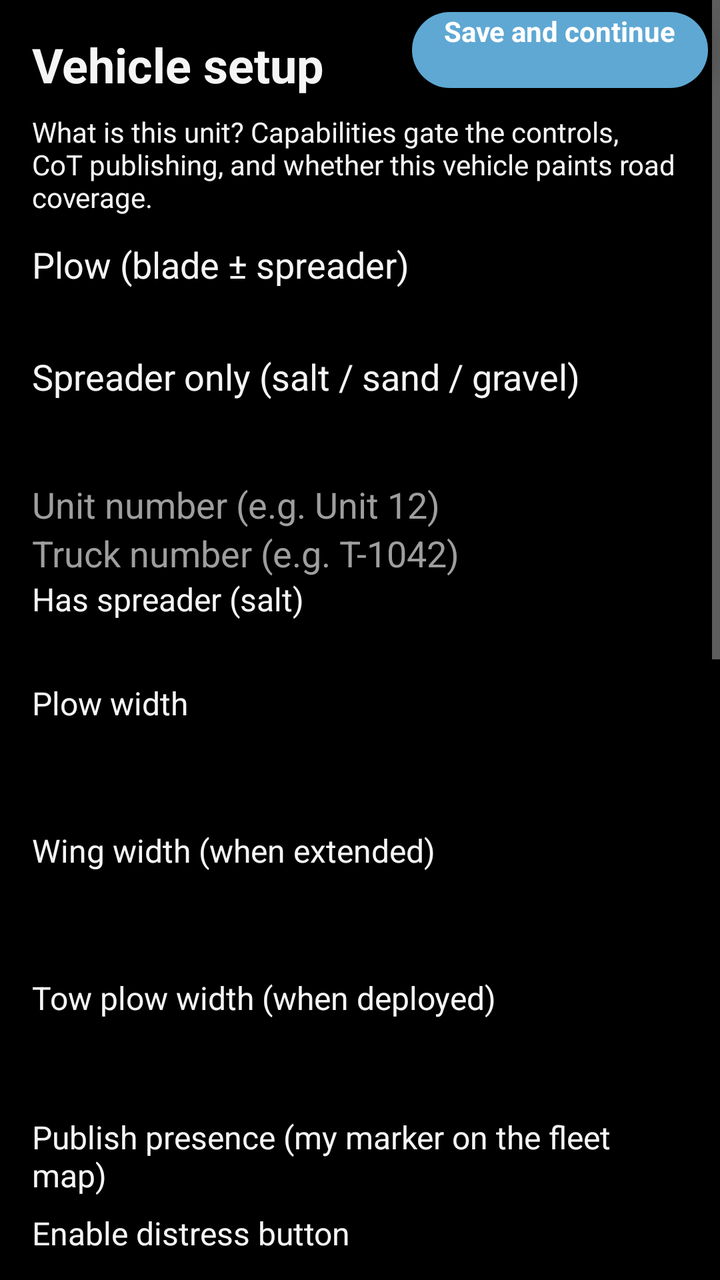
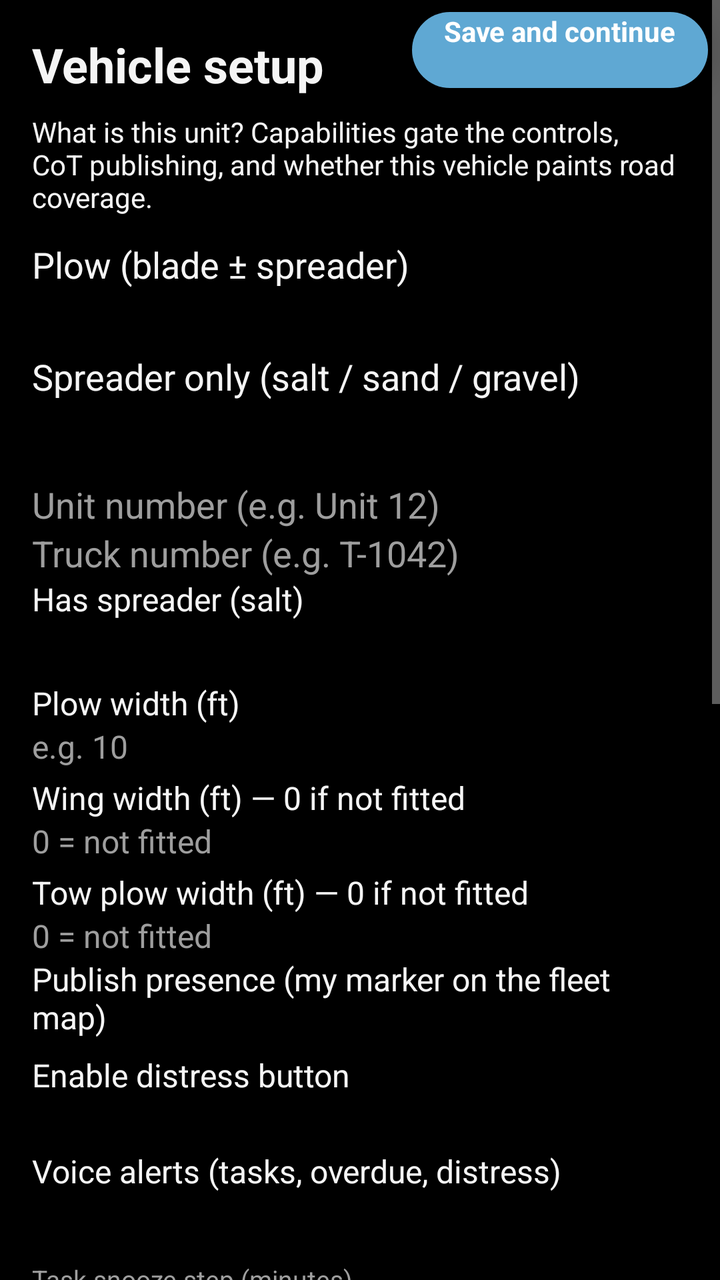

An Android layout rendered at two revisions. The XML below is the earlier revision; the diff shows what the commit changed to produce the second picture.
<!-- AndroidManifest.xml: application theme ATAKPluginTheme -->
<!-- res/layout/panel_setup.xml -->
<?xml version="1.0" encoding="utf-8"?>
<FrameLayout xmlns:android="http://schemas.android.com/apk/res/android"
    android:layout_width="match_parent"
    android:layout_height="match_parent"
    android:background="@color/plowtak_bg">

    <ScrollView
        android:layout_width="match_parent"
        android:layout_height="match_parent">

    <LinearLayout
        android:layout_width="match_parent"
        android:layout_height="wrap_content"
        android:orientation="vertical"
        android:padding="16dp">

        <TextView
            android:layout_width="match_parent"
            android:layout_height="wrap_content"
            android:layout_marginEnd="112dp"
            android:text="@string/setup_title"
            android:textColor="@color/plowtak_text"
            android:textSize="24sp"
            android:textStyle="bold" />

        <TextView
            android:layout_width="match_parent"
            android:layout_height="wrap_content"
            android:layout_marginTop="8dp"
            android:text="@string/setup_intro"
            android:textColor="@color/plowtak_text"
            android:textSize="14sp" />

        <RadioGroup
            android:id="@+id/setup_type_group"
            android:layout_width="match_parent"
            android:layout_height="wrap_content"
            android:layout_marginTop="12dp"
            android:orientation="vertical">

            <RadioButton
                android:id="@+id/setup_type_plow"
                android:layout_width="match_parent"
                android:layout_height="56dp"
                android:checked="true"
                android:text="@string/setup_type_plow"
                android:textColor="@color/plowtak_text"
                android:textSize="18sp" />

            <RadioButton
                android:id="@+id/setup_type_salt"
                android:layout_width="match_parent"
                android:layout_height="56dp"
                android:text="@string/setup_type_salt"
                android:textColor="@color/plowtak_text"
                android:textSize="18sp" />
        </RadioGroup>

        <EditText
            android:id="@+id/setup_callsign"
            android:layout_width="match_parent"
            android:layout_height="wrap_content"
            android:layout_marginTop="8dp"
            android:hint="@string/setup_callsign_hint"
            android:inputType="text"
            android:textColor="@color/plowtak_text"
            android:textColorHint="@color/plowtak_grey"
            android:textSize="18sp" />

        <EditText
            android:id="@+id/setup_vehicle_id"
            android:layout_width="match_parent"
            android:layout_height="wrap_content"
            android:hint="@string/setup_vehicle_id_hint"
            android:inputType="text"
            android:textColor="@color/plowtak_text"
            android:textColorHint="@color/plowtak_grey"
            android:textSize="18sp" />

        
        <LinearLayout
            android:id="@+id/setup_treat_options"
            android:layout_width="match_parent"
            android:layout_height="wrap_content"
            android:orientation="vertical">

            <CheckBox
                android:id="@+id/setup_has_salt"
                android:layout_width="match_parent"
                android:layout_height="48dp"
                android:text="@string/setup_has_salt"
                android:textColor="@color/plowtak_text"
                android:textSize="16sp" />

            <TextView
                android:layout_width="match_parent"
                android:layout_height="wrap_content"
                android:layout_marginTop="4dp"
                android:text="@string/setup_plow_width"
                android:textColor="@color/plowtak_text"
                android:textSize="16sp" />

            <Spinner
                android:id="@+id/setup_width_spinner"
                android:layout_width="match_parent"
                android:layout_height="48dp" />

            <TextView
                android:layout_width="match_parent"
                android:layout_height="wrap_content"
                android:layout_marginTop="4dp"
                android:text="@string/setup_wing_width"
                android:textColor="@color/plowtak_text"
                android:textSize="16sp" />

            <Spinner
                android:id="@+id/setup_wing_spinner"
                android:layout_width="match_parent"
                android:layout_height="48dp" />

            <TextView
                android:layout_width="match_parent"
                android:layout_height="wrap_content"
                android:layout_marginTop="4dp"
                android:text="@string/setup_tow_width"
                android:textColor="@color/plowtak_text"
                android:textSize="16sp" />

            <Spinner
                android:id="@+id/setup_tow_spinner"
                android:layout_width="match_parent"
                android:layout_height="48dp" />
        </LinearLayout>

        
        <LinearLayout
            android:id="@+id/setup_observer_options"
            android:layout_width="match_parent"
            android:layout_height="wrap_content"
            android:orientation="vertical"
            android:visibility="gone">

            <EditText
                android:id="@+id/setup_observer_label"
                android:layout_width="match_parent"
                android:layout_height="wrap_content"
                android:hint="@string/setup_observer_label_hint"
                android:inputType="text"
                android:textColor="@color/plowtak_text"
                android:textColorHint="@color/plowtak_grey"
                android:textSize="16sp" />
        </LinearLayout>

        <CheckBox
            android:id="@+id/setup_presence"
            android:layout_width="match_parent"
            android:layout_height="48dp"
            android:checked="true"
            android:text="@string/setup_publish_presence"
            android:textColor="@color/plowtak_text"
            android:textSize="16sp" />

        <CheckBox
            android:id="@+id/setup_distress"
            android:layout_width="match_parent"
            android:layout_height="48dp"
            android:checked="true"
            android:text="@string/setup_distress_enabled"
            android:textColor="@color/plowtak_text"
            android:textSize="16sp" />

        <CheckBox
            android:id="@+id/setup_tts"
            android:layout_width="match_parent"
            android:layout_height="48dp"
            android:checked="true"
            android:text="@string/setup_tts_enabled"
            android:textColor="@color/plowtak_text"
            android:textSize="16sp" />

        <TextView
            android:layout_width="match_parent"
            android:layout_height="wrap_content"
            android:layout_marginTop="8dp"
            android:text="@string/setup_tasking_snooze_label"
            android:textColor="@color/plowtak_grey"
            android:textSize="13sp" />

        <EditText
            android:id="@+id/setup_tasking_snooze"
            android:layout_width="match_parent"
            android:layout_height="wrap_content"
            android:hint="@string/setup_tasking_snooze_hint"
            android:inputType="number"
            android:maxLines="1"
            android:textColor="@color/plowtak_text"
            android:textColorHint="@color/plowtak_grey"
            android:textSize="16sp" />

        <CheckBox
            android:id="@+id/setup_map_hud"
            android:layout_width="match_parent"
            android:layout_height="48dp"
            android:checked="true"
            android:text="@string/setup_map_hud_enabled"
            android:textColor="@color/plowtak_text"
            android:textSize="16sp" />

        <TextView
            android:layout_width="match_parent"
            android:layout_height="wrap_content"
            android:layout_marginTop="8dp"
            android:text="@string/setup_condition_stale_label"
            android:textColor="@color/plowtak_grey"
            android:textSize="13sp" />

        <EditText
            android:id="@+id/setup_condition_stale"
            android:layout_width="match_parent"
            android:layout_height="wrap_content"
            android:hint="@string/setup_condition_stale_hint"
            android:inputType="number"
            android:maxLines="1"
            android:textColor="@color/plowtak_text"
            android:textColorHint="@color/plowtak_grey"
            android:textSize="16sp" />

        <CheckBox
            android:id="@+id/setup_roadsnap"
            android:layout_width="match_parent"
            android:layout_height="48dp"
            android:text="@string/setup_roadsnap_enabled"
            android:textColor="@color/plowtak_text"
            android:textSize="16sp" />

        <EditText
            android:id="@+id/setup_roadsnap_dir"
            android:layout_width="match_parent"
            android:layout_height="wrap_content"
            android:hint="@string/setup_roadsnap_dir_hint"
            android:inputType="text"
            android:textColor="@color/plowtak_text"
            android:textColorHint="@color/plowtak_grey"
            android:textSize="14sp"
            android:visibility="gone" />

        <CheckBox
            android:id="@+id/setup_bt_enabled"
            android:layout_width="match_parent"
            android:layout_height="48dp"
            android:layout_marginTop="8dp"
            android:text="@string/setup_bt_enabled"
            android:textColor="@color/plowtak_text"
            android:textSize="16sp" />

        <EditText
            android:id="@+id/setup_bt_address"
            android:layout_width="match_parent"
            android:layout_height="wrap_content"
            android:hint="@string/setup_bt_address_hint"
            android:inputType="text"
            android:textColor="@color/plowtak_text"
            android:textColorHint="@color/plowtak_grey"
            android:textSize="14sp" />

        <CheckBox
            android:id="@+id/setup_bt_ble"
            android:layout_width="match_parent"
            android:layout_height="48dp"
            android:text="@string/setup_bt_ble"
            android:textColor="@color/plowtak_text"
            android:textSize="16sp" />

        <TextView
            android:layout_width="match_parent"
            android:layout_height="wrap_content"
            android:layout_marginTop="16dp"
            android:text="@string/setup_demo_section"
            android:textColor="@color/plowtak_text"
            android:textSize="18sp"
            android:textStyle="bold" />

        <TextView
            android:layout_width="match_parent"
            android:layout_height="wrap_content"
            android:layout_marginTop="4dp"
            android:text="@string/setup_demo_intro"
            android:textColor="@color/plowtak_grey"
            android:textSize="13sp" />

        <Button
            android:id="@+id/setup_demo_btn"
            android:layout_width="match_parent"
            android:layout_height="56dp"
            android:layout_marginTop="8dp"
            android:backgroundTint="@color/plowtak_accent"
            android:text="@string/setup_demo_start"
            android:textSize="16sp"
            android:textStyle="bold" />

        
        <View
            android:layout_width="match_parent"
            android:layout_height="24dp" />
    </LinearLayout>
    </ScrollView>

    
    <Button
        android:id="@+id/setup_save"
        android:layout_width="wrap_content"
        android:layout_height="38dp"
        android:layout_gravity="top|end"
        android:layout_marginTop="6dp"
        android:layout_marginEnd="6dp"
        android:background="@drawable/bg_save_pill"
        android:elevation="8dp"
        android:minWidth="72dp"
        android:paddingStart="16dp"
        android:paddingEnd="16dp"
        android:text="@string/setup_save"
        android:textColor="@android:color/white"
        android:textSize="14sp"
        android:textStyle="bold" />
</FrameLayout>
<!-- resources referenced by this layout -->
<resources>
  <color name="plowtak_accent">#FF5FA8D3</color>
  <color name="plowtak_bg">#FF000000</color>
  <color name="plowtak_grey">#FF9E9E9E</color>
  <color name="plowtak_text">#FFF5F5F5</color>
  <!-- drawable bg_save_pill (drawable) -->
  <?xml version="1.0" encoding="utf-8"?>
  <ripple xmlns:android="http://schemas.android.com/apk/res/android"
      android:color="#33FFFFFF">
      <item>
          <shape android:shape="rectangle">
              <solid android:color="@color/plowtak_accent" />
              <corners android:radius="24dp" />
          </shape>
      </item>
  </ripple>
  <string name="setup_bt_address_hint">Controller MAC (AA:BB:CC:DD:EE:FF)</string>
  <string name="setup_bt_ble">Use BLE (GATT) instead of classic SPP</string>
  <string name="setup_bt_enabled">Bluetooth plow/spreader controller</string>
  <string name="setup_callsign_hint">Unit number (e.g. Unit 12)</string>
  <string name="setup_condition_stale_hint">Minutes until a road condition is deleted (default 120)</string>
  <string name="setup_condition_stale_label">Road condition stale (minutes)</string>
  <string name="setup_demo_intro">Spawns ~30 DemoPlow units near your map position (GPS, self marker, or map center). Works without VNS — geodesic motion by default; optional GraphHopper pack for on-road driving. Units plow/salt, change status, and publish CoT to connected peers.</string>
  <string name="setup_demo_section">Demo storm fleet</string>
  <string name="setup_demo_start">Start demo fleet</string>
  <string name="setup_distress_enabled">Enable distress button</string>
  <string name="setup_has_salt">Has spreader (salt)</string>
  <string name="setup_intro">What is this unit? Capabilities gate the controls, CoT publishing, and whether this vehicle paints road coverage.</string>
  <string name="setup_map_hud_enabled">Mini plow HUD on map (while on shift)</string>
  <string name="setup_observer_label_hint">Observer label (Fire / EMS / Traffic / EOC)</string>
  <string name="setup_plow_width">Plow width</string>
  <string name="setup_publish_presence">Publish presence (my marker on the fleet map)</string>
  <string name="setup_roadsnap_dir_hint">Pack folder (contains nodes/edges/geometry)</string>
  <string name="setup_roadsnap_enabled">Snap GPS to roads (GraphHopper pack)</string>
  <string name="setup_save">Save and continue</string>
  <string name="setup_tasking_snooze_hint">Minutes added when you tap + on a task (default 15)</string>
  <string name="setup_tasking_snooze_label">Task snooze step (minutes)</string>
  <string name="setup_title">Vehicle setup</string>
  <string name="setup_tow_width">Tow plow width (when deployed)</string>
  <string name="setup_tts_enabled">Voice alerts (tasks, overdue, distress)</string>
  <string name="setup_type_plow">Plow (blade ± spreader)</string>
  <string name="setup_type_salt">Spreader only (salt / sand / gravel)</string>
  <string name="setup_vehicle_id_hint">Truck number (e.g. T-1042)</string>
  <string name="setup_wing_width">Wing width (when extended)</string>
  <style name="ATAKPluginTheme" parent="@android:style/Theme.Material">
          <item name="android:colorPrimary">#1B2A41</item>
          <item name="android:colorAccent">#5FA8D3</item>
      </style>
</resources>

<!-- the commit's change to res/layout/panel_setup.xml (unified diff, before → after) -->
@@ -100,10 +100,15 @@
                 android:textColor="@color/plowtak_text"
                 android:textSize="16sp" />
 
-            <Spinner
-                android:id="@+id/setup_width_spinner"
-                android:layout_width="match_parent"
-                android:layout_height="48dp" />
+            <EditText
+                android:id="@+id/setup_plow_width"
+                android:layout_width="match_parent"
+                android:layout_height="wrap_content"
+                android:hint="@string/setup_plow_width_hint"
+                android:inputType="numberDecimal"
+                android:textColor="@color/plowtak_text"
+                android:textColorHint="@color/plowtak_grey"
+                android:textSize="16sp" />
 
             <TextView
                 android:layout_width="match_parent"
@@ -113,10 +118,15 @@
                 android:textColor="@color/plowtak_text"
                 android:textSize="16sp" />
 
-            <Spinner
-                android:id="@+id/setup_wing_spinner"
-                android:layout_width="match_parent"
-                android:layout_height="48dp" />
+            <EditText
+                android:id="@+id/setup_wing_width"
+                android:layout_width="match_parent"
+                android:layout_height="wrap_content"
+                android:hint="@string/setup_wing_width_hint"
+                android:inputType="numberDecimal"
+                android:textColor="@color/plowtak_text"
+                android:textColorHint="@color/plowtak_grey"
+                android:textSize="16sp" />
 
             <TextView
                 android:layout_width="match_parent"
@@ -126,10 +136,15 @@
                 android:textColor="@color/plowtak_text"
                 android:textSize="16sp" />
 
-            <Spinner
-                android:id="@+id/setup_tow_spinner"
-                android:layout_width="match_parent"
-                android:layout_height="48dp" />
+            <EditText
+                android:id="@+id/setup_tow_width"
+                android:layout_width="match_parent"
+                android:layout_height="wrap_content"
+                android:hint="@string/setup_tow_width_hint"
+                android:inputType="numberDecimal"
+                android:textColor="@color/plowtak_text"
+                android:textColorHint="@color/plowtak_grey"
+                android:textSize="16sp" />
         </LinearLayout>
 
         
<!-- resource entries referenced after the edit -->
@@ -29,7 +29,8 @@
   <string name="setup_intro">What is this unit? Capabilities gate the controls, CoT publishing, and whether this vehicle paints road coverage.</string>
   <string name="setup_map_hud_enabled">Mini plow HUD on map (while on shift)</string>
   <string name="setup_observer_label_hint">Observer label (Fire / EMS / Traffic / EOC)</string>
-  <string name="setup_plow_width">Plow width</string>
+  <string name="setup_plow_width">Plow width (ft)</string>
+  <string name="setup_plow_width_hint">e.g. 10</string>
   <string name="setup_publish_presence">Publish presence (my marker on the fleet map)</string>
   <string name="setup_roadsnap_dir_hint">Pack folder (contains nodes/edges/geometry)</string>
   <string name="setup_roadsnap_enabled">Snap GPS to roads (GraphHopper pack)</string>
@@ -37,12 +38,14 @@
   <string name="setup_tasking_snooze_hint">Minutes added when you tap + on a task (default 15)</string>
   <string name="setup_tasking_snooze_label">Task snooze step (minutes)</string>
   <string name="setup_title">Vehicle setup</string>
-  <string name="setup_tow_width">Tow plow width (when deployed)</string>
+  <string name="setup_tow_width">Tow plow width (ft) — 0 if not fitted</string>
+  <string name="setup_tow_width_hint">0 = not fitted</string>
   <string name="setup_tts_enabled">Voice alerts (tasks, overdue, distress)</string>
   <string name="setup_type_plow">Plow (blade ± spreader)</string>
   <string name="setup_type_salt">Spreader only (salt / sand / gravel)</string>
   <string name="setup_vehicle_id_hint">Truck number (e.g. T-1042)</string>
-  <string name="setup_wing_width">Wing width (when extended)</string>
+  <string name="setup_wing_width">Wing width (ft) — 0 if not fitted</string>
+  <string name="setup_wing_width_hint">0 = not fitted</string>
   <style name="ATAKPluginTheme" parent="@android:style/Theme.Material">
           <item name="android:colorPrimary">#1B2A41</item>
           <item name="android:colorAccent">#5FA8D3</item>
